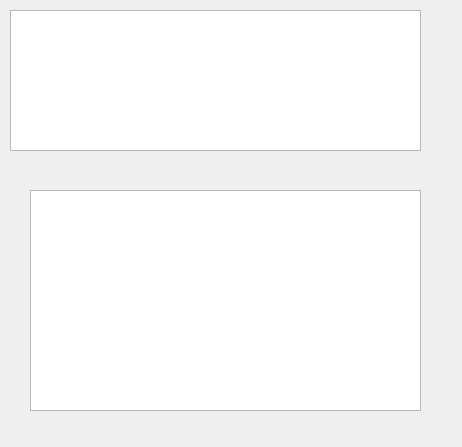
reinerwaldmann/Izluchatel, file Izluchatel/DeviceManagerIzluchatel/devicemanagerizluchatelui.ui: the form before one commit.
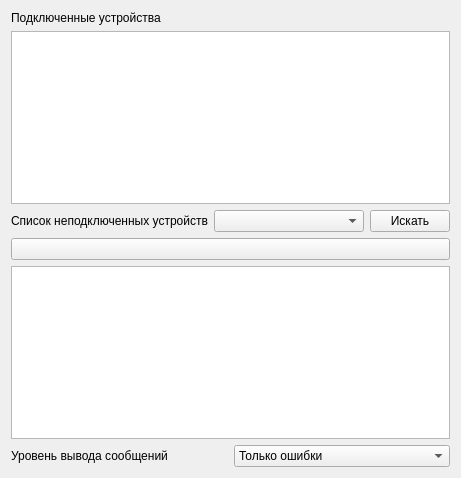
The form after the commit.

Diff of the .ui file:
```diff
--- a/Izluchatel/DeviceManagerIzluchatel/devicemanagerizluchatelui.ui
+++ b/Izluchatel/DeviceManagerIzluchatel/devicemanagerizluchatelui.ui
@@ -6,33 +6,99 @@
    <rect>
     <x>0</x>
     <y>0</y>
-    <width>462</width>
-    <height>447</height>
+    <width>461</width>
+    <height>478</height>
    </rect>
   </property>
   <property name="windowTitle">
    <string>Form</string>
   </property>
-  <widget class="QTableView" name="tableView">
-   <property name="geometry">
-    <rect>
-     <x>10</x>
-     <y>10</y>
-     <width>411</width>
-     <height>141</height>
-    </rect>
-   </property>
-  </widget>
-  <widget class="QTextEdit" name="textEdit">
-   <property name="geometry">
-    <rect>
-     <x>30</x>
-     <y>190</y>
-     <width>391</width>
-     <height>221</height>
-    </rect>
-   </property>
-  </widget>
+  <layout class="QVBoxLayout" name="verticalLayout">
+   <item>
+    <widget class="QLabel" name="label_3">
+     <property name="text">
+      <string>Подключенные устройства</string>
+     </property>
+    </widget>
+   </item>
+   <item>
+    <widget class="QTableWidget" name="tableWidget"/>
+   </item>
+   <item>
+    <layout class="QHBoxLayout" name="horizontalLayout_2">
+     <item>
+      <widget class="QLabel" name="label_2">
+       <property name="text">
+        <string>Список неподключенных устройств</string>
+       </property>
+      </widget>
+     </item>
+     <item>
+      <widget class="QComboBox" name="comboListOfDevices">
+       <property name="minimumSize">
+        <size>
+         <width>150</width>
+         <height>0</height>
+        </size>
+       </property>
+      </widget>
+     </item>
+     <item>
+      <widget class="QPushButton" name="searchDevice">
+       <property name="text">
+        <string>Искать</string>
+       </property>
+      </widget>
+     </item>
+    </layout>
+   </item>
+   <item>
+    <widget class="QPushButton" name="searchDevice_2">
+     <property name="text">
+      <string/>
+     </property>
+    </widget>
+   </item>
+   <item>
+    <widget class="QTextEdit" name="console"/>
+   </item>
+   <item>
+    <layout class="QHBoxLayout" name="horizontalLayout">
+     <item>
+      <widget class="QLabel" name="label">
+       <property name="text">
+        <string>Уровень вывода сообщений</string>
+       </property>
+      </widget>
+     </item>
+     <item>
+      <widget class="QComboBox" name="comboLevelOfOutput">
+       <property name="minimumSize">
+        <size>
+         <width>150</width>
+         <height>0</height>
+        </size>
+       </property>
+       <item>
+        <property name="text">
+         <string>Только ошибки</string>
+        </property>
+       </item>
+       <item>
+        <property name="text">
+         <string>Ошибки и сообщения</string>
+        </property>
+       </item>
+       <item>
+        <property name="text">
+         <string>Всё</string>
+        </property>
+       </item>
+      </widget>
+     </item>
+    </layout>
+   </item>
+  </layout>
  </widget>
  <resources/>
  <connections/>
```
Left out of the diff: 2 changed lines with no effect on the pictures.
